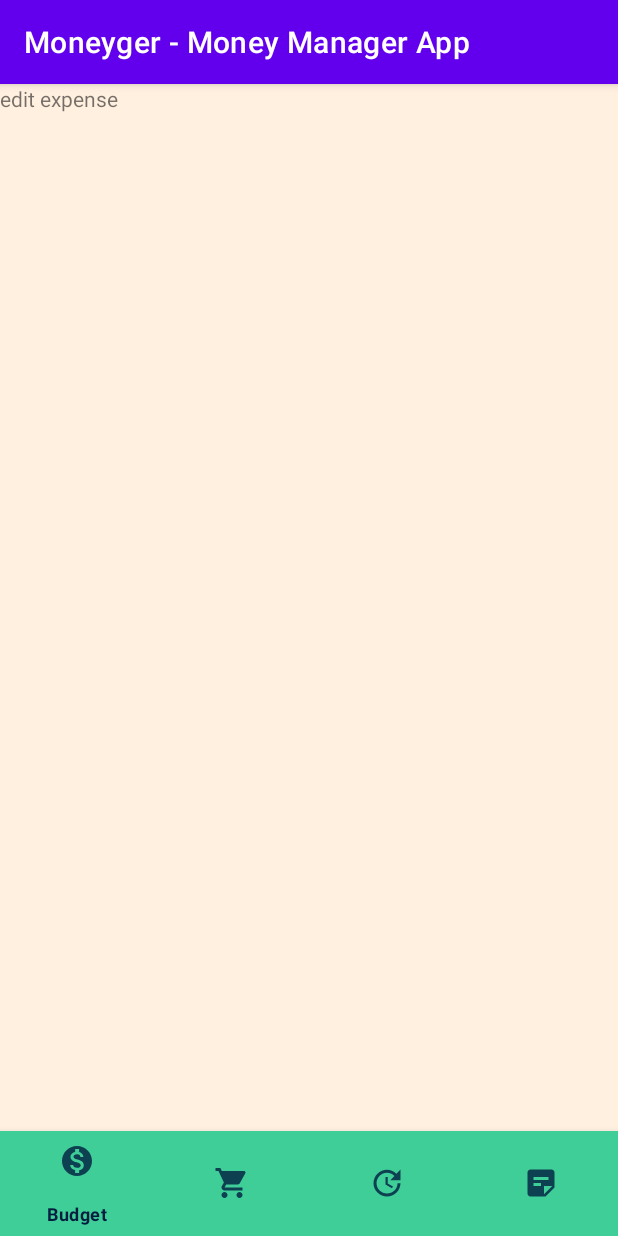
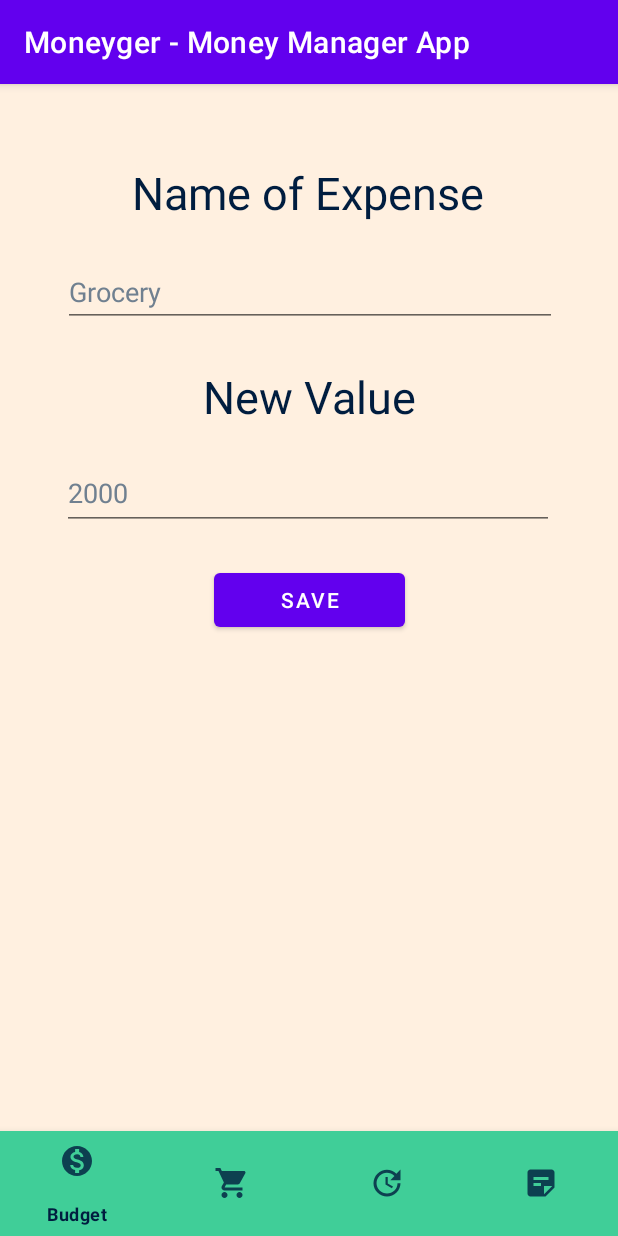
Before and after one commit to ZabrodinNN/moneyger_v2, an Android app: the fragment editExpense placed in its activity, on a phone screen of 412 x 824 dp. Run offline under Robolectric (Android 15) with nearby library versions, the light colour scheme and no system bars; our stand-ins replace Firebase (no records; nobody signed in at launch, a user with empty details on screens opened directly).

Commit message:
edit functions

```diff
--- a/app/src/main/java/com/moneyger_v2/editExpense.java
+++ b/app/src/main/java/com/moneyger_v2/editExpense.java
@@ -4,16 +4,68 @@ import android.os.Bundle;
 
 import androidx.fragment.app.Fragment;
 
+import android.text.TextUtils;
 import android.view.LayoutInflater;
 import android.view.View;
 import android.view.ViewGroup;
+import android.widget.Button;
+import android.widget.EditText;
+import android.widget.Toast;
+
+import com.google.android.gms.tasks.OnSuccessListener;
+import com.google.firebase.database.DatabaseReference;
+import com.google.firebase.database.FirebaseDatabase;
+
+import java.util.HashMap;
 
 public class editExpense extends Fragment {
+    View view;
+    Button fragmentButton, editExpense;
+    EditText editExpenseName, editExpenseValue;
+    String name;
+    int value;
 
     @Override
     public View onCreateView(LayoutInflater inflater, ViewGroup container,
                              Bundle savedInstanceState) {
         // Inflate the layout for this fragment
-        return inflater.inflate(R.layout.fragment_edit_expense, container, false);
+        view = inflater.inflate(R.layout.fragment_edit_expense, container, false);
+        fragmentButton = (Button)view.findViewById(R.id.editExpense);
+
+        editExpenseName = view.findViewById(R.id.editExpenseName);
+        editExpenseValue = view.findViewById(R.id.editExpenseValue);
+        editExpense = (Button) view.findViewById(R.id.editExpense);
+        editExpense.setOnClickListener(new View.OnClickListener() {
+            @Override
+            public void onClick(View v) {
+                if (TextUtils.isEmpty(editExpenseName.getText().toString()) || editExpenseName.getText().toString().trim().isEmpty()) {
+                    Toast.makeText(getActivity(), "Please input the expense name", Toast.LENGTH_SHORT).show();
+                } else {
+                    name = editExpenseName.getText().toString();
+                    if (TextUtils.isEmpty(editExpenseValue.getText().toString())) {
+                        Toast.makeText(getActivity(), "Please input the new expense value", Toast.LENGTH_SHORT).show();
+                    } else {
+                        value = Integer.parseInt(editExpenseValue.getText().toString());
+                        DatabaseReference rootDatabaseRef = FirebaseDatabase.getInstance().getReference("Expenses").child(name);
+                        HashMap hashmap = new HashMap();
+                        hashmap.put("expenseName", name);
+                        hashmap.put("value", Integer.toString(value));
+
+                        rootDatabaseRef.updateChildren(hashmap).addOnSuccessListener(new OnSuccessListener() {
+                            @Override
+                            public void onSuccess(Object o) {
+                                showToast();
+                            }
+                        });
+                    }
+                }
+            }
+        });
+
+
+        return view;
+    }
+    public void showToast() {
+        Toast.makeText(getActivity(), "Your expense has been edited", Toast.LENGTH_SHORT).show();
     }
 }
--- a/app/src/main/res/layout/fragment_edit_expense.xml
+++ b/app/src/main/res/layout/fragment_edit_expense.xml
@@ -1,16 +1,81 @@
 <?xml version="1.0" encoding="utf-8"?>
-<FrameLayout
-    xmlns:android="http://schemas.android.com/apk/res/android"
+<FrameLayout xmlns:android="http://schemas.android.com/apk/res/android"
     xmlns:tools="http://schemas.android.com/tools"
     android:layout_width="match_parent"
     android:layout_height="match_parent"
+    xmlns:app="http://schemas.android.com/apk/res-auto"
     android:gravity="center"
     tools:context=".editExpense">
 
-    <!-- TODO: Update blank fragment layout -->
-    <TextView
+    <androidx.constraintlayout.widget.ConstraintLayout
         android:layout_width="match_parent"
-        android:layout_height="match_parent"
-        android:text="edit expense" />
+        android:layout_height="match_parent">
+
+        <TextView
+            android:id="@+id/textView12"
+            android:layout_width="wrap_content"
+            android:layout_height="wrap_content"
+            android:layout_marginTop="52dp"
+            android:text="Name of Expense"
+            android:textColor="@color/font_color"
+            android:textSize="30dp"
+            app:layout_constraintEnd_toEndOf="parent"
+            app:layout_constraintHorizontal_bias="0.497"
+            app:layout_constraintStart_toStartOf="parent"
+            app:layout_constraintTop_toTopOf="parent" />
+
+        <EditText
+            android:id="@+id/editExpenseName"
+            android:layout_width="329dp"
+            android:layout_height="46dp"
+            android:layout_marginTop="116dp"
+            android:ems="10"
+            android:hint="Grocery"
+            android:inputType="textPersonName"
+            android:textColor="@color/font_color"
+            android:textColorHint="@color/hint_color"
+            app:layout_constraintEnd_toEndOf="parent"
+            app:layout_constraintHorizontal_bias="0.512"
+            app:layout_constraintStart_toStartOf="parent"
+            app:layout_constraintTop_toTopOf="parent" />
+
+        <TextView
+            android:id="@+id/textView13"
+            android:layout_width="wrap_content"
+            android:layout_height="wrap_content"
+            android:layout_marginTop="188dp"
+            android:text="New Value"
+            android:textColor="@color/font_color"
+            android:textSize="30dp"
+            app:layout_constraintEnd_toEndOf="parent"
+            app:layout_constraintStart_toStartOf="parent"
+            app:layout_constraintTop_toTopOf="parent" />
+
+        <EditText
+            android:id="@+id/editExpenseValue"
+            android:layout_width="328dp"
+            android:layout_height="49dp"
+            android:layout_marginTop="248dp"
+            android:ems="10"
+            android:hint="2000"
+            android:inputType="number"
+            android:textColor="@color/font_color"
+            android:textColorHint="@color/hint_color"
+            app:layout_constraintEnd_toEndOf="parent"
+            app:layout_constraintHorizontal_bias="0.493"
+            app:layout_constraintStart_toStartOf="parent"
+            app:layout_constraintTop_toTopOf="parent" />
+
+        <Button
+            android:id="@+id/editExpense"
+            android:layout_width="127dp"
+            android:layout_height="wrap_content"
+            android:layout_marginTop="320dp"
+            android:text="Save"
+            app:layout_constraintEnd_toEndOf="parent"
+            app:layout_constraintStart_toStartOf="parent"
+            app:layout_constraintTop_toTopOf="parent" />
+
+    </androidx.constraintlayout.widget.ConstraintLayout>
 
 </FrameLayout>
```
Also changed, not shown: app/src/main/res/layout/fragment_edit_reminder.xml (+53 -6 lines).
